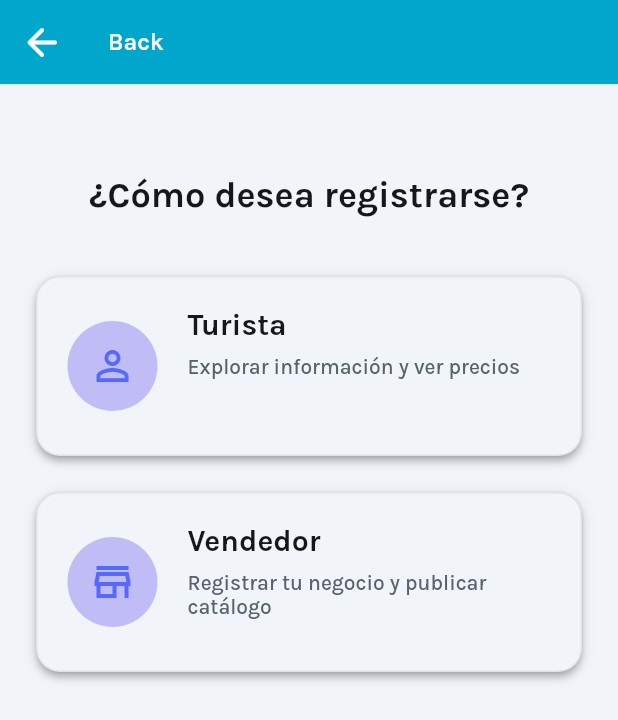
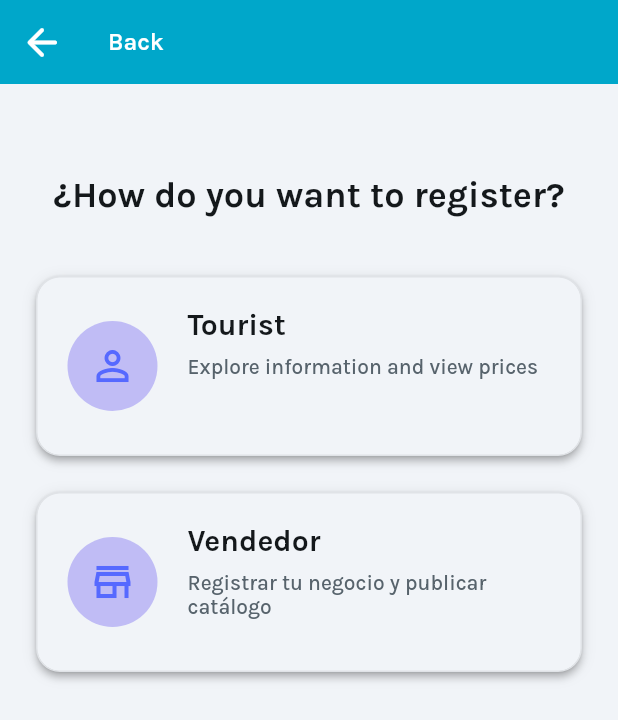
Before and after one commit to Adonaipm31/PriceQR, a Flutter app: the OpcionDeRegistroWidget screen opened by its route, on a phone screen of 412 x 824 dp. Shown: the top 720 px of the screen. Run offline on Flutter 3.47's test engine with Material 3 defaults, Android fonts, the phone set to English and light mode, and no system bars; our stand-ins replace auto_size_text, cloud_firestore, firebase_auth, firebase_core, firebase_storage, flutter_dotenv and 11 more; missing offline and left inert: json_path, mobile_scanner; accounts and stored records are empty.

Commit message:
Mejora de opcion de registro

```diff
--- a/lib/opcion_de_registro/opcion_de_registro_widget.dart
+++ b/lib/opcion_de_registro/opcion_de_registro_widget.dart
@@ -92,7 +92,7 @@ class _OpcionDeRegistroWidgetState extends State<OpcionDeRegistroWidget> {
               crossAxisAlignment: CrossAxisAlignment.center,
               children: [
                 Text(
-                  '¿Cómo desea registrarse?',
+                  '¿How do you want to register?',
                   textAlign: TextAlign.center,
                   style: FlutterFlowTheme.of(context).headlineMedium.override(
                         font: GoogleFonts.karla(
@@ -172,7 +172,7 @@ class _OpcionDeRegistroWidgetState extends State<OpcionDeRegistroWidget> {
                                     crossAxisAlignment: CrossAxisAlignment.start,
                                     children: [
                                       Text(
-                                        'Turista',
+                                        'Tourist',
                                         style: FlutterFlowTheme.of(context)
                                             .titleLarge
                                             .override(
@@ -189,7 +189,7 @@ class _OpcionDeRegistroWidgetState extends State<OpcionDeRegistroWidget> {
                                             ),
                                       ),
                                       Text(
-                                        'Explorar información y ver precios',
+                                        'Explore information and view prices',
                                         style: FlutterFlowTheme.of(context)
                                             .bodyMedium
                                             .override(
```
